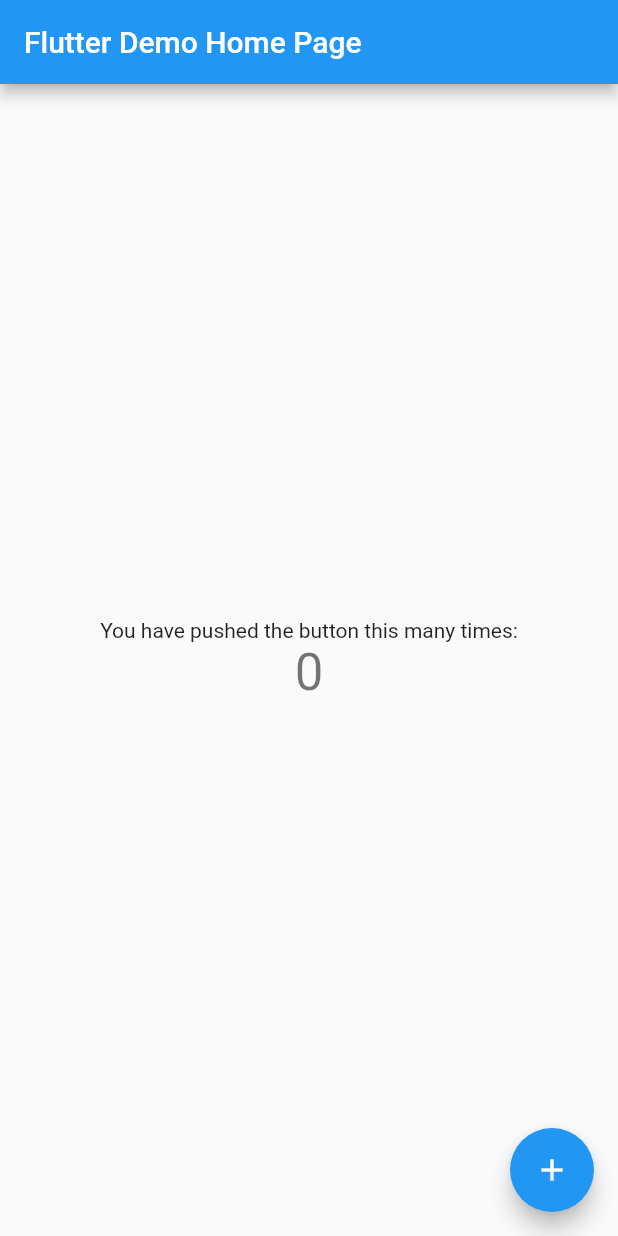
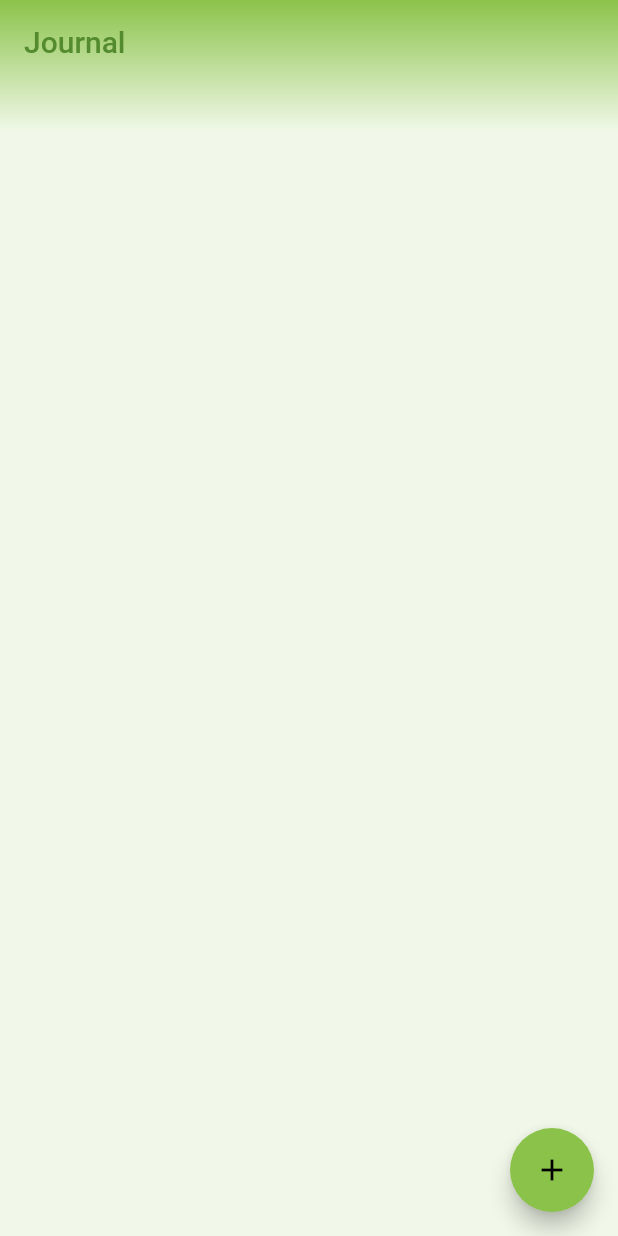
Before and after one commit to blessed-sibanda/journal, a Flutter app: the screen it shows after launch, on a phone screen of 412 x 824 dp. Run offline on Flutter 3.47's test engine with Material 2 defaults, Android fonts, the phone set to English and light mode, and no system bars.

Commit message:
customize appbar

```diff
--- a/lib/main.dart
+++ b/lib/main.dart
@@ -1,4 +1,5 @@
 import 'package:flutter/material.dart';
+import 'pages/home.dart';
 
 void main() {
   runApp(const MyApp());
@@ -7,109 +8,16 @@ void main() {
 class MyApp extends StatelessWidget {
   const MyApp({Key? key}) : super(key: key);
 
-  // This widget is the root of your application.
   @override
   Widget build(BuildContext context) {
     return MaterialApp(
       title: 'Flutter Demo',
       theme: ThemeData(
-        // This is the theme of your application.
-        //
-        // Try running your application with "flutter run". You'll see the
-        // application has a blue toolbar. Then, without quitting the app, try
-        // changing the primarySwatch below to Colors.green and then invoke
-        // "hot reload" (press "r" in the console where you ran "flutter run",
-        // or simply save your changes to "hot reload" in a Flutter IDE).
-        // Notice that the counter didn't reset back to zero; the application
-        // is not restarted.
-        primarySwatch: Colors.blue,
+        primarySwatch: Colors.lightGreen,
+        canvasColor: Colors.lightGreen.shade50,
+        bottomAppBarColor: Colors.lightGreen,
       ),
-      home: const MyHomePage(title: 'Flutter Demo Home Page'),
+      home: const MyHomePage(title: 'Journal'),
     );
   }
 }
-
-class MyHomePage extends StatefulWidget {
-  const MyHomePage({Key? key, required this.title}) : super(key: key);
-
-  // This widget is the home page of your application. It is stateful, meaning
-  // that it has a State object (defined below) that contains fields that affect
-  // how it looks.
-
-  // This class is the configuration for the state. It holds the values (in this
-  // case the title) provided by the parent (in this case the App widget) and
-  // used by the build method of the State. Fields in a Widget subclass are
-  // always marked "final".
-
-  final String title;
-
-  @override
-  State<MyHomePage> createState() => _MyHomePageState();
-}
-
-class _MyHomePageState extends State<MyHomePage> {
-  int _counter = 0;
-
-  void _incrementCounter() {
-    setState(() {
-      // This call to setState tells the Flutter framework that something has
-      // changed in this State, which causes it to rerun the build method below
-      // so that the display can reflect the updated values. If we changed
-      // _counter without calling setState(), then the build method would not be
-      // called again, and so nothing would appear to happen.
-      _counter++;
-    });
-  }
-
-  @override
-  Widget build(BuildContext context) {
-    // This method is rerun every time setState is called, for instance as done
-    // by the _incrementCounter method above.
-    //
-    // The Flutter framework has been optimized to make rerunning build methods
-    // fast, so that you can just rebuild anything that needs updating rather
-    // than having to individually change instances of widgets.
-    return Scaffold(
-      appBar: AppBar(
-        // Here we take the value from the MyHomePage object that was created by
-        // the App.build method, and use it to set our appbar title.
-        title: Text(widget.title),
-      ),
-      body: Center(
-        // Center is a layout widget. It takes a single child and positions it
-        // in the middle of the parent.
-        child: Column(
-          // Column is also a layout widget. It takes a list of children and
-          // arranges them vertically. By default, it sizes itself to fit its
-          // children horizontally, and tries to be as tall as its parent.
-          //
-          // Invoke "debug painting" (press "p" in the console, choose the
-          // "Toggle Debug Paint" action from the Flutter Inspector in Android
-          // Studio, or the "Toggle Debug Paint" command in Visual Studio Code)
-          // to see the wireframe for each widget.
-          //
-          // Column has various properties to control how it sizes itself and
-          // how it positions its children. Here we use mainAxisAlignment to
-          // center the children vertically; the main axis here is the vertical
-          // axis because Columns are vertical (the cross axis would be
-          // horizontal).
-          mainAxisAlignment: MainAxisAlignment.center,
-          children: <Widget>[
-            const Text(
-              'You have pushed the button this many times:',
-            ),
-            Text(
-              '$_counter',
-              style: Theme.of(context).textTheme.headline4,
-            ),
-          ],
-        ),
-      ),
-      floatingActionButton: FloatingActionButton(
-        onPressed: _incrementCounter,
-        tooltip: 'Increment',
-        child: const Icon(Icons.add),
-      ), // This trailing comma makes auto-formatting nicer for build methods.
-    );
-  }
-}
--- /dev/null
+++ b/lib/pages/home.dart
@@ -0,0 +1,46 @@
+import 'package:flutter/material.dart';
+
+class MyHomePage extends StatefulWidget {
+  const MyHomePage({Key? key, required this.title}) : super(key: key);
+
+  final String title;
+
+  @override
+  State<MyHomePage> createState() => _MyHomePageState();
+}
+
+class _MyHomePageState extends State<MyHomePage> {
+  @override
+  Widget build(BuildContext context) {
+    return Scaffold(
+      appBar: AppBar(
+        title: Text(
+          widget.title,
+          style: TextStyle(color: Colors.lightGreen.shade800),
+        ),
+        elevation: 0.0,
+        bottom: PreferredSize(
+          child: Container(),
+          preferredSize: const Size.fromHeight(32.0),
+        ),
+        flexibleSpace: Container(
+          decoration: BoxDecoration(
+            gradient: LinearGradient(
+              colors: [Colors.lightGreen, Colors.lightGreen.shade50],
+              begin: Alignment.topCenter,
+              end: Alignment.bottomCenter,
+            ),
+          ),
+        ),
+      ),
+      body: Center(
+        child: Container(),
+      ),
+      floatingActionButton: FloatingActionButton(
+        onPressed: () {},
+        tooltip: 'Increment',
+        child: const Icon(Icons.add),
+      ),
+    );
+  }
+}
```
